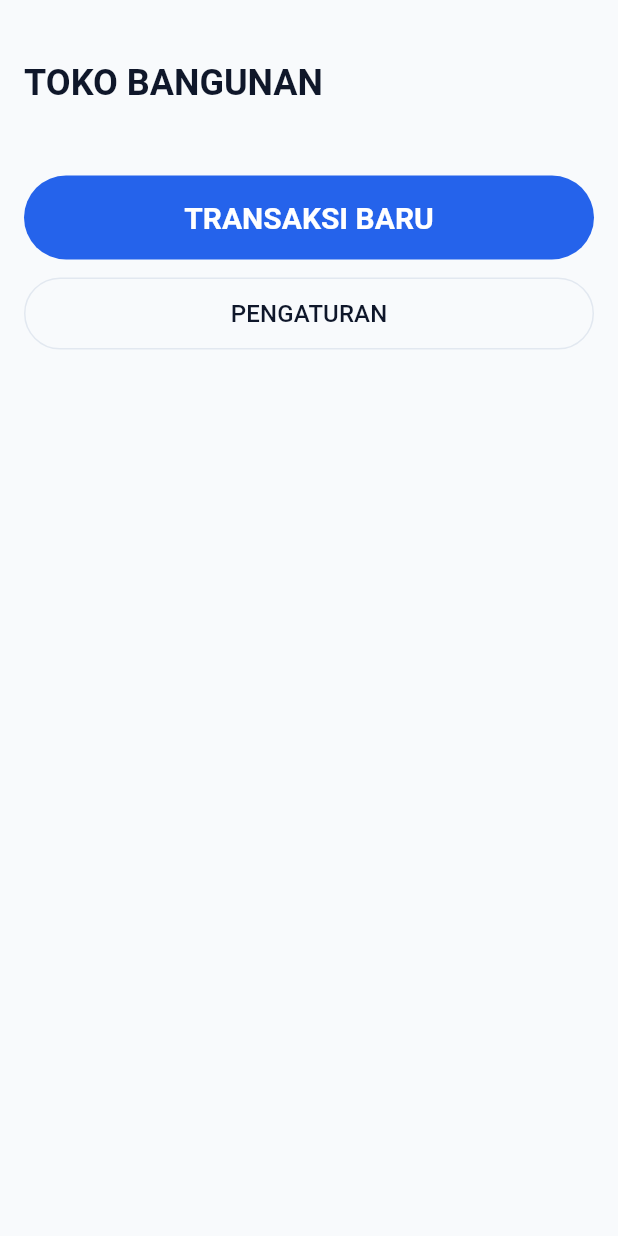
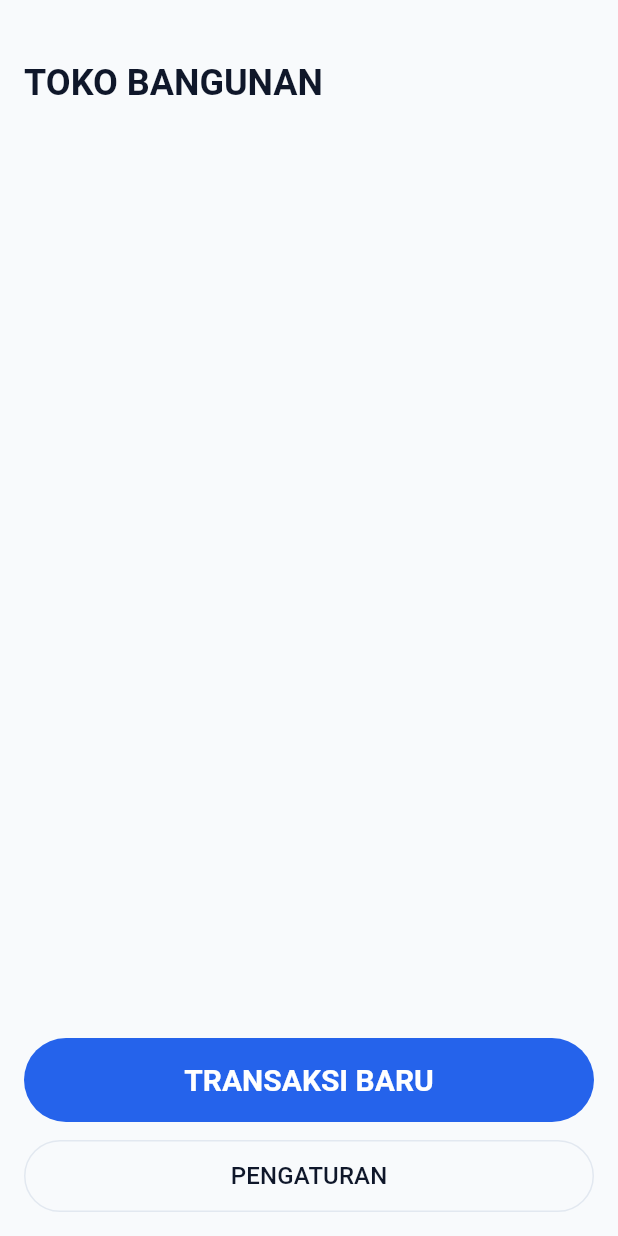
Before and after one commit to shineemad/struk-bangunan-app, a Flutter app: the screen it shows after launch, on a phone screen of 412 x 824 dp. Run offline on Flutter 3.47's test engine with Material 3 defaults, Android fonts, the phone set to English and light mode, and no system bars; our stand-ins replace pdf, share_plus, shared_preferences, sqflite; missing offline and left inert: esc_pos_utils_plus, print_bluetooth_thermal; accounts and stored records are empty.

Commit message:
feat(ui): tambatkan tombol beranda ke bawah layar

```diff
--- a/lib/ui/beranda/layar_beranda.dart
+++ b/lib/ui/beranda/layar_beranda.dart
@@ -126,8 +126,19 @@ class _LayarBerandaState extends State<LayarBeranda> {
 
     return Scaffold(
       body: SafeArea(
+        // Konten bergulir di atas, tombol menempel di bawah: jempol satu
+        // tangan menjangkaunya tanpa menggeser genggaman, dan `Expanded`
+        // membuat tata letaknya mustahil meluap di layar pendek.
+        child: Column(
+          children: [
+            Expanded(
               child: SingleChildScrollView(
-          padding: const EdgeInsets.all(Ukuran.jarak),
+                padding: const EdgeInsets.fromLTRB(
+                  Ukuran.jarak,
+                  Ukuran.jarak,
+                  Ukuran.jarak,
+                  0,
+                ),
                 child: Column(
                   mainAxisSize: MainAxisSize.min,
                   crossAxisAlignment: CrossAxisAlignment.stretch,
@@ -153,7 +164,16 @@ class _LayarBerandaState extends State<LayarBeranda> {
                         keterangan: '${keranjang.items.length} barang',
                       ),
                     ],
-              const SizedBox(height: 24),
+                  ],
+                ),
+              ),
+            ),
+            Padding(
+              padding: const EdgeInsets.all(Ukuran.jarak),
+              child: Column(
+                mainAxisSize: MainAxisSize.min,
+                crossAxisAlignment: CrossAxisAlignment.stretch,
+                children: [
                   FilledButton(
                     key: const Key('tombol-transaksi-baru-beranda'),
                     onPressed: _bukaKasir,
@@ -172,6 +192,8 @@ class _LayarBerandaState extends State<LayarBeranda> {
                   ),
                 ],
               ),
+            ),
+          ],
         ),
       ),
     );
```
Also changed, not shown: 1 other file. Lines whose indentation alone changed are shown as unchanged.
